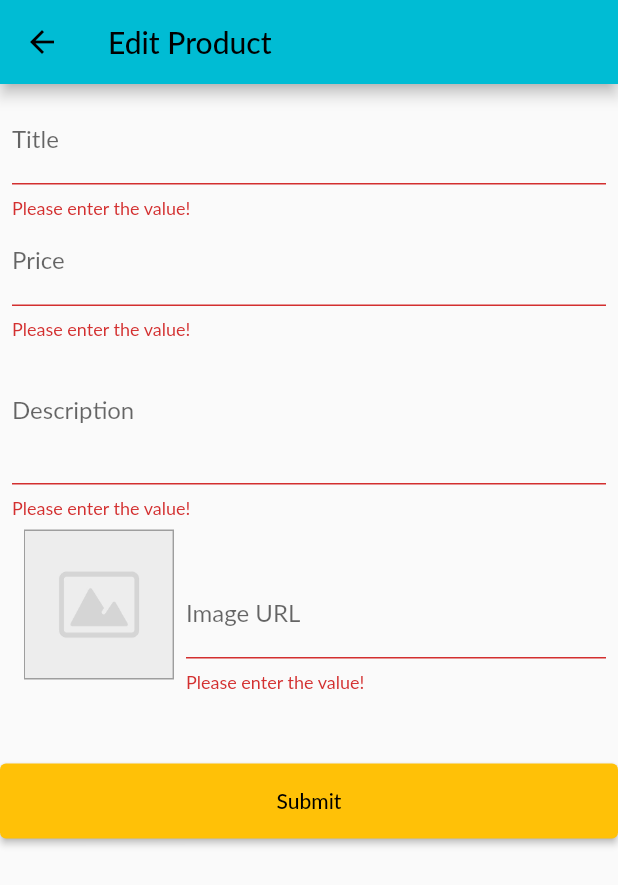
After one commit to rudraksh2000/Flutter, a Flutter app: the EditProductScreen screen opened by its route, after a tap on "Submit", on a phone screen of 412 x 824 dp. The commit adds this screen. Shown: the top 885 px of the screen. Run offline on Flutter 3.47's test engine with Material 2 defaults, Android fonts, the phone set to English and light mode, and no system bars; network calls fail; Roboto replaces fonts that are missing (Lato).

Commit message:
Shops app state management

```diff
--- a/lib/providers/product_provider.dart
+++ b/lib/providers/product_provider.dart
@@ -6,7 +6,7 @@ class ProductProvider with ChangeNotifier {
   final String description;
   final double price;
   final String imageUrl;
-  bool isFavourite;
+  bool isFavourite = false;
 
   ProductProvider({
     @required this.id,
@@ -17,6 +17,24 @@ class ProductProvider with ChangeNotifier {
     this.isFavourite = false,
   });
 
+  ProductProvider copyWith({
+    String id,
+    String title,
+    String description,
+    double price,
+    String imageUrl,
+    bool isFavourite = false,
+  }) {
+    return ProductProvider(
+      id: id ?? this.id,
+      title: title ?? this.title,
+      description: description ?? this.description,
+      price: price ?? this.price,
+      imageUrl: imageUrl ?? this.imageUrl,
+      isFavourite: isFavourite ?? this.isFavourite,
+    );
+  }
+
   void toggleIsFavourite() {
     isFavourite = !isFavourite;
     notifyListeners();
--- a/lib/providers/products_provider.dart
+++ b/lib/providers/products_provider.dart
@@ -55,8 +55,28 @@ class ProductsProvider with ChangeNotifier {
     return _items.firstWhere((product) => product.id == id);
   }
 
-  void addProduct() {
+  void addProduct(ProductProvider product) {
     //_items.add(value);
+    final newProduct = ProductProvider(
+        id: product.id,
+        title: product.title,
+        description: product.description,
+        price: product.price,
+        imageUrl: product.imageUrl);
+    _items.add(newProduct);
+    notifyListeners();
+  }
+
+  void updateProduct(String id, ProductProvider newProduct) {
+    final prodIndex = _items.indexWhere((prod) => prod.id == id);
+    if (prodIndex >= 0) {
+      _items[prodIndex] = newProduct;
+    }
+    notifyListeners();
+  }
+
+  void removeProduct(String id) {
+    _items.removeWhere((prod) => prod.id == id);
     notifyListeners();
   }
 }
--- a/lib/screens/cart_screen.dart
+++ b/lib/screens/cart_screen.dart
@@ -40,7 +40,7 @@ class CartScreen extends StatelessWidget {
                   padding: const EdgeInsets.all(8),
                   backgroundColor: Theme.of(context).accentColor,
                   label: Text(
-                    '\$${cart.totalAmount}',
+                    '\$${cart.totalAmount.toStringAsFixed(2)}',
                     style: Theme.of(context).textTheme.titleMedium,
                   ),
                 ),
--- /dev/null
+++ b/lib/screens/edit_product_screen.dart
@@ -0,0 +1,291 @@
+// ignore_for_file: deprecated_member_use
+
+import 'package:flutter/material.dart';
+import 'package:provider/provider.dart';
+
+import '../providers/product_provider.dart';
+import '../providers/products_provider.dart';
+
+class EditProductScreen extends StatefulWidget {
+  const EditProductScreen({Key key}) : super(key: key);
+
+  static const routeName = '/edit-product';
+
+  @override
+  State<EditProductScreen> createState() => _EditProductScreenState();
+}
+
+class _EditProductScreenState extends State<EditProductScreen> {
+  final _priceFocusNode = FocusNode();
+  final _descriptionFocusNode = FocusNode();
+  final _imageUrlController = TextEditingController();
+  final _imageUrlFocusNode = FocusNode();
+  final _form = GlobalKey<FormState>();
+
+  var _editedProduct = ProductProvider(
+      id: null, title: '', description: '', price: null, imageUrl: '');
+  var _isInit = true;
+  var _initValues = {
+    'title': '',
+    'price': '',
+    'description': '',
+    'imageUrl': '',
+  };
+
+  @override
+  void initState() {
+    _imageUrlFocusNode.addListener(updateImageUrl);
+    super.initState();
+  }
+
+  @override
+  void didChangeDependencies() {
+    // ignore: todo
+    // TODO: implement didChangeDependencies
+    if (_isInit) {
+      // we are forwarding only product id.
+      final productId = ModalRoute.of(context).settings.arguments as String;
+      // this is to check whether the productId is not new which means we are
+      // only loading these values if we are editing a product i.e already
+      // existing product.
+      if (productId != null) {
+        _editedProduct = Provider.of<ProductsProvider>(context, listen: false)
+            .findById(productId);
+        _initValues = {
+          'title': _editedProduct.title,
+          'price': _editedProduct.price.toString(),
+          'description': _editedProduct.description,
+          'imageUrl': '',
+        };
+        // we are using different way for imageUrl since here we are using
+        // TextEditingController for imageUrl therefore we cannot initialize
+        // the values as we did for others instead we can do it like this by
+        // initializing _imageUrlController.text.
+        _imageUrlController.text = _editedProduct.imageUrl;
+      }
+    }
+    _isInit = false;
+    super.didChangeDependencies();
+  }
+
+  void updateImageUrl() {
+    // here we will update the image when image url input losses focus i.e we
+    // move the cursor somewhere else.
+    if (!_imageUrlFocusNode.hasFocus) {
+      bool isValidUrl = Uri.parse(_imageUrlController.text).isAbsolute;
+      // if either of this conditions returns true the image should not load.
+      if (_imageUrlController.text.isEmpty ||
+          !isValidUrl ||
+          (!_imageUrlController.text.endsWith('png') &&
+              !_imageUrlController.text.endsWith('jpeg') &&
+              !_imageUrlController.text.endsWith('jpg'))) {
+        return;
+      }
+      setState(() {});
+    }
+  }
+
+  void _saveForm() {
+    // saves the feild values (referred as currenet state of the form).
+    final isValid = _form.currentState.validate();
+    if (!isValid) {
+      return;
+    }
+    _form.currentState.save();
+    if (_editedProduct.id != null) {
+      Provider.of<ProductsProvider>(context, listen: false)
+          .updateProduct(_editedProduct.id, _editedProduct);
+    } else {
+      Provider.of<ProductsProvider>(context, listen: false)
+          .addProduct(_editedProduct);
+    }
+    Navigator.of(context).pop();
+  }
+
+  @override
+  void dispose() {
+    _imageUrlFocusNode.removeListener(updateImageUrl);
+    _priceFocusNode.dispose();
+    _descriptionFocusNode.dispose();
+    _imageUrlController.dispose();
+    _imageUrlFocusNode.dispose();
+    super.dispose();
+  }
+
+  @override
+  Widget build(BuildContext context) {
+    return Scaffold(
+      appBar: AppBar(
+        title: const Text('Edit Product'),
+      ),
+      body: Column(
+        children: [
+          Padding(
+            padding: const EdgeInsets.all(8.0),
+            child: Form(
+              key: _form,
+              // here we can also use ListView but the reason for not using is
+              // if the list is scrollable it can go out of bounds also to mention
+              // the soft keyboad when comes to screen is also pushed and if the
+              // we are using list the list will go out of bounds.
+              child: SingleChildScrollView(
+                child: Column(
+                  children: [
+                    TextFormField(
+                      initialValue: _initValues['title'],
+                      decoration: const InputDecoration(
+                        label: Text('Title'),
+                      ),
+                      textInputAction: TextInputAction.next,
+                      onFieldSubmitted: (_) =>
+                          FocusScope.of(context).requestFocus(_priceFocusNode),
+                      onSaved: (newValue) {
+                        _editedProduct =
+                            _editedProduct.copyWith(title: newValue);
+                      },
+                      validator: (value) {
+                        if (value.isEmpty) {
+                          return 'Please enter the value!';
+                        }
+                        return null;
+                      },
+                    ),
+                    TextFormField(
+                      initialValue: _initValues['price'],
+                      decoration: const InputDecoration(
+                        label: Text('Price'),
+                      ),
+                      textInputAction: TextInputAction.next,
+                      keyboardType: const TextInputType.numberWithOptions(
+                          signed: true, decimal: true),
+                      focusNode: _priceFocusNode,
+                      onFieldSubmitted: (_) => FocusScope.of(context)
+                          .requestFocus(_descriptionFocusNode),
+                      onSaved: (newValue) {
+                        _editedProduct = _editedProduct.copyWith(
+                            price: double.parse(newValue));
+                      },
+                      validator: (value) {
+                        if (value.isEmpty) {
+                          return 'Please enter the value!';
+                        }
+                        if (double.tryParse(value) == null ||
+                            double.parse(value) <= 0) {
+                          return 'Please enter valid price';
+                        }
+                        return null;
+                      },
+                    ),
+                    TextFormField(
+                      initialValue: _initValues['description'],
+                      decoration: const InputDecoration(
+                        label: Text('Description'),
+                      ),
+                      maxLines: 3,
+                      textInputAction: TextInputAction.next,
+                      keyboardType: TextInputType.multiline,
+                      focusNode: _descriptionFocusNode,
+                      onFieldSubmitted: (_) => FocusScope.of(context)
+                          .requestFocus(_imageUrlFocusNode),
+                      onSaved: (newValue) {
+                        _editedProduct =
+                            _editedProduct.copyWith(description: newValue);
+                      },
+                      validator: (value) {
+                        if (value.isEmpty) {
+                          return 'Please enter the value!';
+                        }
+                        if (value.length < 10) {
+                          return 'Description should be more than 10 charecters!';
+                        }
+                        return null;
+                      },
+                    ),
+                    Row(
+                      crossAxisAlignment: CrossAxisAlignment.end,
+                      children: [
+                        Container(
+                          margin: const EdgeInsets.all(8.0),
+                          height: 100,
+                          width: 100,
+                          decoration: BoxDecoration(
+                            border: Border.all(
+                              width: 1,
+                              color: Colors.grey,
+                            ),
+                          ),
+                          child: _imageUrlController.text.isEmpty
+                              ? FittedBox(
+                                  fit: BoxFit.cover,
+                                  child: Image.asset(
+                                      'assets/images/default_image.png'),
+                                )
+                              : FittedBox(
+                                  fit: BoxFit.fill,
+                                  child:
+                                      Image.network(_imageUrlController.text),
+                                ),
+                        ),
+                        Expanded(
+                          child: TextFormField(
+                            decoration: const InputDecoration(
+                              labelText: 'Image URL',
+                            ),
+                            keyboardType: TextInputType.url,
+                            textInputAction: TextInputAction.done,
+                            // we are using controller here because we want to control
+                            // the input text the user types.
+                            controller: _imageUrlController,
+                            focusNode: _imageUrlFocusNode,
+                            onFieldSubmitted: (_) =>
+                                FocusScope.of(context).unfocus(),
+                            onSaved: (newValue) {
+                              _editedProduct =
+                                  _editedProduct.copyWith(imageUrl: newValue);
+                            },
+                            validator: (value) {
+                              if (value.isEmpty) {
+                                return 'Please enter the value!';
+                              }
+                              bool isValidUrl = Uri.parse(value).isAbsolute;
+                              if (!isValidUrl) {
+                                return 'Please enter valid URL!';
+                              }
+                              if (!value.endsWith('png') &&
+                                  !value.endsWith('jpeg') &&
+                                  !value.endsWith('jpg')) {
+                                return 'Please enter valid Image URL!';
+                              }
+                              return null;
+                            },
+                          ),
+                        ),
+                      ],
+                    ),
+                    const SizedBox(
+                      height: 40,
+                    ),
+                  ],
+                ),
+              ),
+            ),
+          ),
+          ElevatedButton(
+            style: ButtonStyle(
+              backgroundColor: MaterialStateProperty.all(
+                Theme.of(context).accentColor,
+              ),
+              minimumSize: MaterialStateProperty.all(
+                const Size(double.infinity, 50),
+              ),
+            ),
+            onPressed: () {
+              _saveForm();
+            },
+            child: const Text('Submit'),
+          ),
+        ],
+      ),
+    );
+  }
+}
--- a/lib/widgets/order_item.dart
+++ b/lib/widgets/order_item.dart
@@ -56,7 +56,8 @@ class _OrderItemState extends State<OrderItem> {
                             fontWeight: FontWeight.bold,
                           ),
                         ),
-                        trailing: Text('${prod.quantity} x \$${prod.price}'),
+                        trailing: Text(
+                            '${prod.quantity} x \$${prod.price.toStringAsFixed(2)}'),
                       ),
                     )
                     .toList(),
--- a/pubspec.yaml
+++ b/pubspec.yaml
@@ -60,8 +60,8 @@ flutter:
   uses-material-design: true
 
   # To add assets to your application, add an assets section, like this:
-  # assets:
-  #   - assets/images/default_image.png
+  assets:
+    - assets/images/default_image.png
   #   - images/a_dot_ham.jpeg
 
   # An image asset can refer to one or more resolution-specific "variants", see
```
Also changed, not shown: lib/main.dart (+7 -4 lines), lib/providers/cart_provider.dart (+20 -0 lines), lib/screens/product_detail_screen.dart (+11 -2 lines), lib/screens/user_products_screen.dart (added, +51 -0 lines), lib/widgets/app_drawer.dart (+12 -1 lines), lib/widgets/cart_item.dart (+23 -0 lines), lib/widgets/product_item.dart (+11 -0 lines), lib/widgets/user_product_item.dart (added, +48 -0 lines), assets/images/default_image.png (added).
